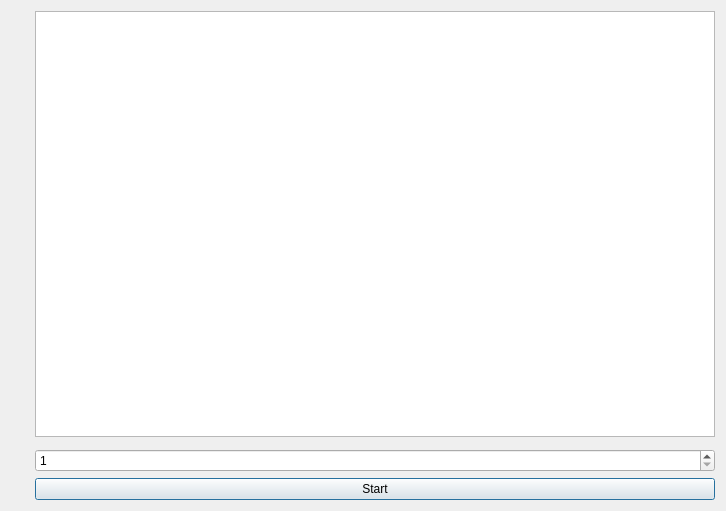
First picture: the form in sweeper/gui.ui, repository roesel/k237, before the edit.
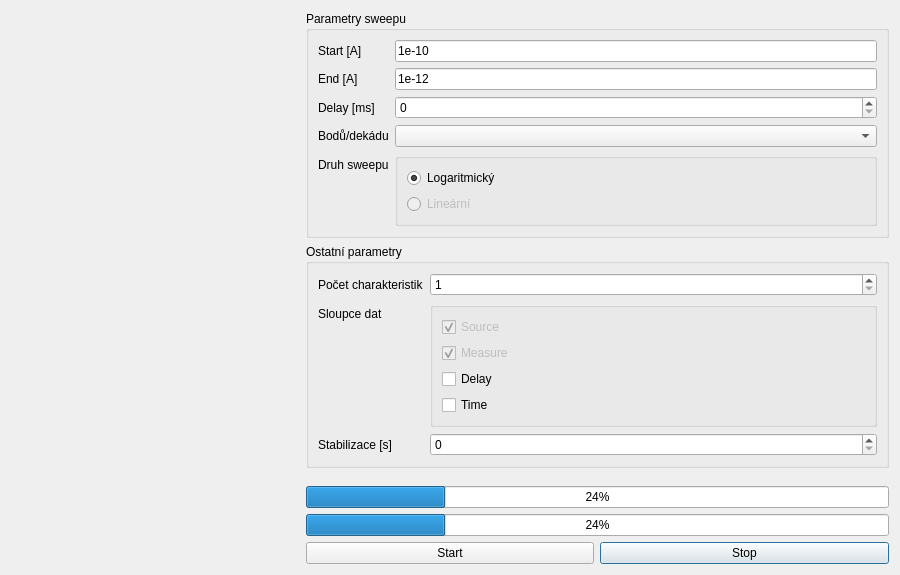
Second picture: the form after the edit.

Commit message: Přidání nápadu na GUI

```diff
--- a/sweeper/gui.ui
+++ b/sweeper/gui.ui
@@ -6,36 +6,267 @@
    <rect>
     <x>0</x>
     <y>0</y>
-    <width>726</width>
+    <width>900</width>
     <height>511</height>
    </rect>
   </property>
+  <property name="minimumSize">
+   <size>
+    <width>900</width>
+    <height>0</height>
+   </size>
+  </property>
   <property name="windowTitle">
    <string>Sweeper</string>
   </property>
   <layout class="QGridLayout" name="gridLayout">
-   <item row="0" column="0" rowspan="2">
+   <item row="5" column="1" colspan="2">
+    <widget class="QProgressBar" name="progressBar">
+     <property name="value">
+      <number>24</number>
+     </property>
+    </widget>
+   </item>
+   <item row="6" column="2">
+    <widget class="QPushButton" name="pushButton">
+     <property name="text">
+      <string>Stop</string>
+     </property>
+    </widget>
+   </item>
+   <item row="0" column="0" rowspan="7">
     <widget class="QWidget" name="mplwindow" native="true">
+     <property name="minimumSize">
+      <size>
+       <width>0</width>
+       <height>0</height>
+      </size>
+     </property>
+     <property name="baseSize">
+      <size>
+       <width>0</width>
+       <height>0</height>
+      </size>
+     </property>
      <layout class="QVBoxLayout" name="mplvl"/>
     </widget>
    </item>
-   <item row="0" column="1">
-    <widget class="QPlainTextEdit" name="outTextEdit"/>
+   <item row="0" column="1" colspan="2">
+    <widget class="QGroupBox" name="groupBox_2">
+     <property name="title">
+      <string>Parametry sweepu</string>
+     </property>
+     <layout class="QFormLayout" name="formLayout_2">
+      <item row="0" column="0">
+       <widget class="QLabel" name="label_3">
+        <property name="text">
+         <string>Start [A]</string>
+        </property>
+       </widget>
+      </item>
+      <item row="0" column="1">
+       <widget class="QLineEdit" name="lineEdit">
+        <property name="text">
+         <string>1e-10</string>
+        </property>
+       </widget>
+      </item>
+      <item row="1" column="0">
+       <widget class="QLabel" name="label_4">
+        <property name="text">
+         <string>End [A]</string>
+        </property>
+       </widget>
+      </item>
+      <item row="1" column="1">
+       <widget class="QLineEdit" name="lineEdit_2">
+        <property name="text">
+         <string>1e-12</string>
+        </property>
+       </widget>
+      </item>
+      <item row="2" column="0">
+       <widget class="QLabel" name="label_5">
+        <property name="text">
+         <string>Delay [ms]</string>
+        </property>
+       </widget>
+      </item>
+      <item row="2" column="1">
+       <widget class="QSpinBox" name="spinBox">
+        <property name="maximum">
+         <number>65000</number>
+        </property>
+       </widget>
+      </item>
+      <item row="3" column="0">
+       <widget class="QLabel" name="label_6">
+        <property name="text">
+         <string>Bodů/dekádu</string>
+        </property>
+       </widget>
+      </item>
+      <item row="3" column="1">
+       <widget class="QComboBox" name="comboBox"/>
+      </item>
+      <item row="4" column="0">
+       <widget class="QLabel" name="label">
+        <property name="text">
+         <string>Druh sweepu</string>
+        </property>
+       </widget>
+      </item>
+      <item row="4" column="1">
+       <widget class="QGroupBox" name="groupBox_4">
+        <property name="title">
+         <string/>
+        </property>
+        <layout class="QVBoxLayout" name="verticalLayout">
+         <item>
+          <widget class="QRadioButton" name="radioButton_2">
+           <property name="text">
+            <string>Logaritmický</string>
+           </property>
+           <property name="checked">
+            <bool>true</bool>
+           </property>
+          </widget>
+         </item>
+         <item>
+          <widget class="QRadioButton" name="radioButton">
+           <property name="enabled">
+            <bool>false</bool>
+           </property>
+           <property name="text">
+            <string>Lineární</string>
+           </property>
+          </widget>
+         </item>
+        </layout>
+       </widget>
+      </item>
+     </layout>
+    </widget>
    </item>
-   <item row="3" column="1">
+   <item row="1" column="1" colspan="2">
+    <widget class="QGroupBox" name="groupBox">
+     <property name="minimumSize">
+      <size>
+       <width>0</width>
+       <height>0</height>
+      </size>
+     </property>
+     <property name="title">
+      <string>Ostatní parametry</string>
+     </property>
+     <layout class="QFormLayout" name="formLayout">
+      <item row="0" column="0">
+       <widget class="QLabel" name="label_2">
+        <property name="text">
+         <string>Počet charakteristik</string>
+        </property>
+       </widget>
+      </item>
+      <item row="0" column="1">
+       <widget class="QSpinBox" name="pocetMereniBox">
+        <property name="minimum">
+         <number>1</number>
+        </property>
+        <property name="maximum">
+         <number>20</number>
+        </property>
+       </widget>
+      </item>
+      <item row="1" column="0">
+       <widget class="QLabel" name="label_7">
+        <property name="text">
+         <string>Sloupce dat</string>
+        </property>
+       </widget>
+      </item>
+      <item row="1" column="1">
+       <widget class="QGroupBox" name="groupBox_3">
+        <property name="title">
+         <string/>
+        </property>
+        <property name="flat">
+         <bool>false</bool>
+        </property>
+        <layout class="QVBoxLayout" name="verticalLayout_2">
+         <item>
+          <widget class="QCheckBox" name="checkBox_4">
+           <property name="enabled">
+            <bool>false</bool>
+           </property>
+           <property name="text">
+            <string>Source</string>
+           </property>
+           <property name="checkable">
+            <bool>true</bool>
+           </property>
+           <property name="checked">
+            <bool>true</bool>
+           </property>
+          </widget>
+         </item>
+         <item>
+          <widget class="QCheckBox" name="checkBox_3">
+           <property name="enabled">
+            <bool>false</bool>
+           </property>
+           <property name="text">
+            <string>Measure</string>
+           </property>
+           <property name="checked">
+            <bool>true</bool>
+           </property>
+          </widget>
+         </item>
+         <item>
+          <widget class="QCheckBox" name="checkBox_2">
+           <property name="text">
+            <string>Delay</string>
+           </property>
+          </widget>
+         </item>
+         <item>
+          <widget class="QCheckBox" name="checkBox">
+           <property name="text">
+            <string>Time</string>
+           </property>
+          </widget>
+         </item>
+        </layout>
+       </widget>
+      </item>
+      <item row="2" column="0">
+       <widget class="QLabel" name="label_8">
+        <property name="text">
+         <string>Stabilizace [s]</string>
+        </property>
+       </widget>
+      </item>
+      <item row="2" column="1">
+       <widget class="QSpinBox" name="spinBox_2">
+        <property name="maximum">
+         <number>30</number>
+        </property>
+       </widget>
+      </item>
+     </layout>
+    </widget>
+   </item>
+   <item row="6" column="1">
     <widget class="QPushButton" name="startBtn">
      <property name="text">
       <string>Start</string>
      </property>
     </widget>
    </item>
-   <item row="2" column="1">
-    <widget class="QSpinBox" name="pocetMereniBox">
-     <property name="minimum">
-      <number>1</number>
-     </property>
-     <property name="maximum">
-      <number>20</number>
+   <item row="4" column="1" colspan="2">
+    <widget class="QProgressBar" name="progressBar_2">
+     <property name="value">
+      <number>24</number>
      </property>
     </widget>
    </item>
```
The commit also changes 1 other file.
